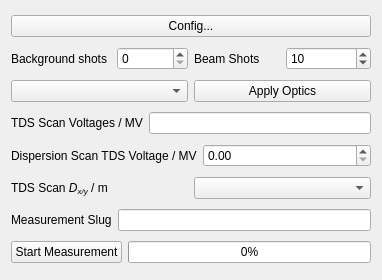
The window that esme/gui/ui/scanner.ui (st-walker/esme) describes before a commit, drawn with Qt 5.
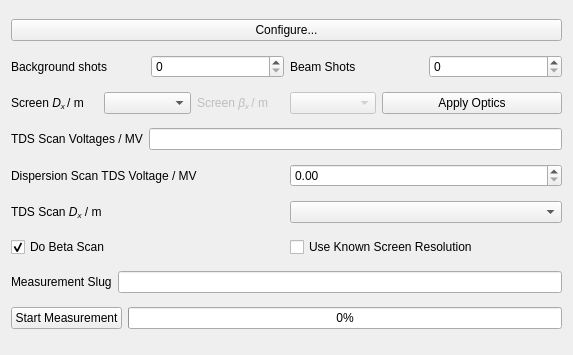
The same window after the commit.

Commit message: beta scan and optional known sigma_r stuff

Diff of the .ui file:
```diff
--- a/esme/gui/ui/scanner.ui
+++ b/esme/gui/ui/scanner.ui
@@ -6,14 +6,107 @@
    <rect>
     <x>0</x>
     <y>0</y>
-    <width>382</width>
-    <height>280</height>
+    <width>573</width>
+    <height>355</height>
    </rect>
   </property>
   <property name="windowTitle">
    <string>Form</string>
   </property>
   <layout class="QGridLayout" name="gridLayout">
+   <item row="0" column="0">
+    <widget class="QPushButton" name="preferences_button">
+     <property name="text">
+      <string>Configure...</string>
+     </property>
+    </widget>
+   </item>
+   <item row="1" column="0">
+    <layout class="QHBoxLayout" name="horizontalLayout_7">
+     <item>
+      <layout class="QHBoxLayout" name="horizontalLayout_4">
+       <item>
+        <widget class="QLabel" name="background_shots_label">
+         <property name="text">
+          <string>Background shots </string>
+         </property>
+        </widget>
+       </item>
+       <item>
+        <widget class="QSpinBox" name="bg_shots_spinner">
+         <property name="value">
+          <number>0</number>
+         </property>
+        </widget>
+       </item>
+      </layout>
+     </item>
+     <item>
+      <layout class="QHBoxLayout" name="horizontalLayout_5">
+       <item>
+        <widget class="QLabel" name="beam_shots_label">
+         <property name="text">
+          <string>Beam Shots</string>
+         </property>
+        </widget>
+       </item>
+       <item>
+        <widget class="QSpinBox" name="beam_shots_spinner">
+         <property name="value">
+          <number>0</number>
+         </property>
+        </widget>
+       </item>
+      </layout>
+     </item>
+    </layout>
+   </item>
+   <item row="2" column="0">
+    <layout class="QHBoxLayout" name="horizontalLayout_11">
+     <item>
+      <layout class="QHBoxLayout" name="horizontalLayout_2">
+       <item>
+        <widget class="QLabel" name="label_4">
+         <property name="text">
+          <string>&lt;html&gt;&lt;head/&gt;&lt;body&gt;&lt;p&gt;Screen &lt;span style=&quot; font-style:italic;&quot;&gt;D&lt;/span&gt;&lt;span style=&quot; font-style:italic; vertical-align:sub;&quot;&gt;x &lt;/span&gt;/ m&lt;/p&gt;&lt;/body&gt;&lt;/html&gt;</string>
+         </property>
+        </widget>
+       </item>
+       <item>
+        <widget class="QComboBox" name="dispersion_setpoint_combo_box"/>
+       </item>
+      </layout>
+     </item>
+     <item>
+      <layout class="QHBoxLayout" name="horizontalLayout_10">
+       <item>
+        <widget class="QLabel" name="label_5">
+         <property name="enabled">
+          <bool>false</bool>
+         </property>
+         <property name="text">
+          <string>&lt;html&gt;&lt;head/&gt;&lt;body&gt;&lt;p&gt;Screen &lt;span style=&quot; font-style:italic;&quot;&gt;β&lt;/span&gt;&lt;span style=&quot; font-style:italic; vertical-align:sub;&quot;&gt;x &lt;/span&gt;/ m&lt;/p&gt;&lt;/body&gt;&lt;/html&gt;</string>
+         </property>
+        </widget>
+       </item>
+       <item>
+        <widget class="QComboBox" name="beta_setpoint_combo_box">
+         <property name="enabled">
+          <bool>false</bool>
+         </property>
+        </widget>
+       </item>
+      </layout>
+     </item>
+     <item>
+      <widget class="QPushButton" name="apply_optics_button">
+       <property name="text">
+        <string>Apply Optics</string>
+       </property>
+      </widget>
+     </item>
+    </layout>
+   </item>
    <item row="3" column="0">
     <layout class="QHBoxLayout" name="horizontalLayout">
      <item>
@@ -43,6 +136,9 @@
      </item>
      <item>
       <widget class="QDoubleSpinBox" name="dispersion_scan_tds_voltage_spinbox">
+       <property name="maximum">
+        <double>5.000000000000000</double>
+       </property>
        <property name="singleStep">
         <double>0.100000000000000</double>
        </property>
@@ -50,47 +146,63 @@
      </item>
     </layout>
    </item>
-   <item row="1" column="0">
-    <layout class="QHBoxLayout" name="horizontalLayout_7">
+   <item row="5" column="0">
+    <layout class="QHBoxLayout" name="horizontalLayout_9">
      <item>
-      <layout class="QHBoxLayout" name="horizontalLayout_4">
-       <item>
-        <widget class="QLabel" name="background_shots_label">
-         <property name="text">
-          <string>Background shots </string>
-         </property>
-        </widget>
-       </item>
-       <item>
-        <widget class="QSpinBox" name="bg_shots_spinner">
-         <property name="value">
-          <number>0</number>
-         </property>
-        </widget>
-       </item>
-      </layout>
+      <widget class="QLabel" name="label_3">
+       <property name="text">
+        <string>&lt;html&gt;&lt;head/&gt;&lt;body&gt;&lt;p&gt;TDS Scan &lt;span style=&quot; font-style:italic;&quot;&gt;D&lt;/span&gt;&lt;span style=&quot; font-style:italic; vertical-align:sub;&quot;&gt;x&lt;/span&gt; / m&lt;/p&gt;&lt;/body&gt;&lt;/html&gt;</string>
+       </property>
+      </widget>
      </item>
      <item>
-      <layout class="QHBoxLayout" name="horizontalLayout_5">
-       <item>
-        <widget class="QLabel" name="beam_shots_label">
-         <property name="text">
-          <string>Beam Shots</string>
-         </property>
-        </widget>
-       </item>
-       <item>
-        <widget class="QSpinBox" name="beam_shots_spinner">
-         <property name="value">
-          <number>10</number>
-         </property>
-        </widget>
-       </item>
-      </layout>
+      <widget class="QComboBox" name="tds_scan_dispersion_combobox"/>
+     </item>
+    </layout>
+   </item>
+   <item row="6" column="0">
+    <layout class="QHBoxLayout" name="horizontalLayout_12">
+     <item>
+      <widget class="QCheckBox" name="do_beta_scan_checkbox">
+       <property name="text">
+        <string>Do Beta Scan</string>
+       </property>
+       <property name="checked">
+        <bool>true</bool>
+       </property>
+      </widget>
+     </item>
+     <item>
+      <widget class="QCheckBox" name="use_known_resolution_checkbox">
+       <property name="text">
+        <string>Use Known Screen Resolution</string>
+       </property>
+      </widget>
      </item>
     </layout>
    </item>
    <item row="7" column="0">
+    <layout class="QHBoxLayout" name="horizontalLayout_6">
+     <item>
+      <widget class="QLabel" name="measurement_name_label">
+       <property name="text">
+        <string>Measurement Slug</string>
+       </property>
+      </widget>
+     </item>
+     <item>
+      <widget class="QLineEdit" name="slug_line_edit">
+       <property name="text">
+        <string/>
+       </property>
+       <property name="clearButtonEnabled">
+        <bool>false</bool>
+       </property>
+      </widget>
+     </item>
+    </layout>
+   </item>
+   <item row="8" column="0">
     <layout class="QHBoxLayout" name="horizontalLayout_3">
      <item>
       <widget class="QPushButton" name="start_measurement_button">
@@ -123,62 +235,6 @@
      </item>
     </layout>
    </item>
-   <item row="5" column="0">
-    <layout class="QHBoxLayout" name="horizontalLayout_9">
-     <item>
-      <widget class="QLabel" name="label_3">
-       <property name="text">
-        <string>&lt;html&gt;&lt;head/&gt;&lt;body&gt;&lt;p&gt;TDS Scan &lt;span style=&quot; font-style:italic;&quot;&gt;D&lt;/span&gt;&lt;span style=&quot; font-style:italic; vertical-align:sub;&quot;&gt;x/y&lt;/span&gt; / m&lt;/p&gt;&lt;/body&gt;&lt;/html&gt;</string>
-       </property>
-      </widget>
-     </item>
-     <item>
-      <widget class="QComboBox" name="tds_scan_dispersion_combobox"/>
-     </item>
-    </layout>
-   </item>
-   <item row="6" column="0">
-    <layout class="QHBoxLayout" name="horizontalLayout_6">
-     <item>
-      <widget class="QLabel" name="measurement_name_label">
-       <property name="text">
-        <string>Measurement Slug</string>
-       </property>
-      </widget>
-     </item>
-     <item>
-      <widget class="QLineEdit" name="slug_line_edit">
-       <property name="text">
-        <string/>
-       </property>
-       <property name="clearButtonEnabled">
-        <bool>false</bool>
-       </property>
-      </widget>
-     </item>
-    </layout>
-   </item>
-   <item row="2" column="0">
-    <layout class="QHBoxLayout" name="horizontalLayout_2">
-     <item>
-      <widget class="QComboBox" name="dispersion_setpoint_combo_box"/>
-     </item>
-     <item>
-      <widget class="QPushButton" name="apply_optics_button">
-       <property name="text">
-        <string>Apply Optics</string>
-       </property>
-      </widget>
-     </item>
-    </layout>
-   </item>
-   <item row="0" column="0">
-    <widget class="QPushButton" name="preferences_button">
-     <property name="text">
-      <string>Config...</string>
-     </property>
-    </widget>
-   </item>
   </layout>
  </widget>
  <resources/>
```
The commit also changes 13 other files.
